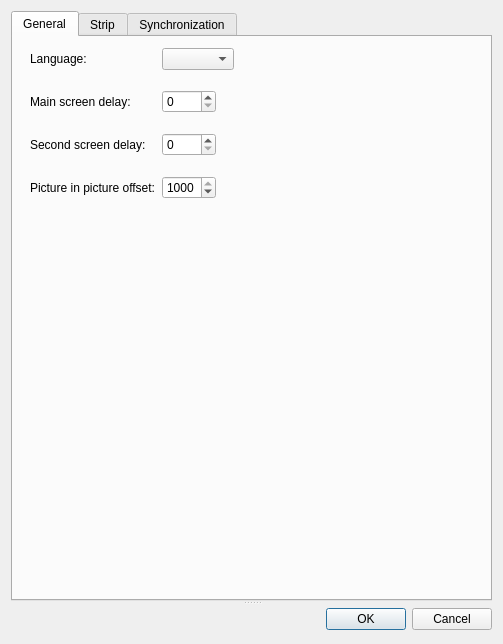
This is app/Joker/PreferencesDialog.ui in JokerSync/Joker as Qt 5 draws it before an edit. The edited form follows.
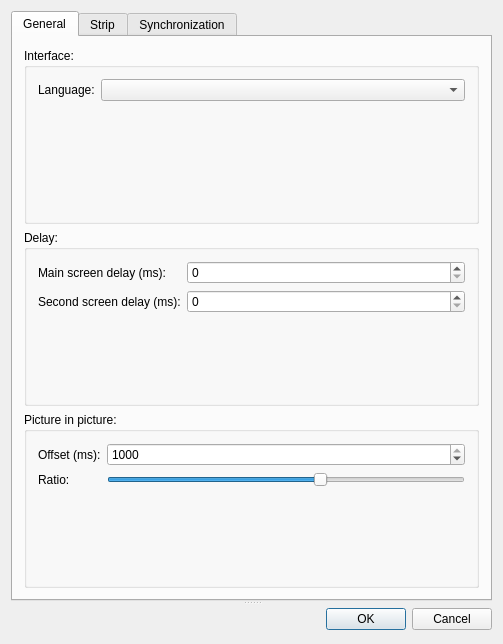
This is the edited form. Custom widgets are drawn as their Qt base class.

Commit message: add interface for pip ratio

The edit to the form file:
```diff
--- a/app/Joker/PreferencesDialog.ui
+++ b/app/Joker/PreferencesDialog.ui
@@ -33,18 +33,13 @@
        <attribute name="title">
         <string>General</string>
        </attribute>
-       <layout class="QFormLayout" name="formLayout_6">
-        <item row="0" column="0">
-         <layout class="QFormLayout" name="formLayout">
-          <property name="fieldGrowthPolicy">
-           <enum>QFormLayout::FieldsStayAtSizeHint</enum>
+       <layout class="QVBoxLayout" name="verticalLayout">
+        <item>
+         <widget class="QGroupBox" name="interfaceGroupBox">
+          <property name="title">
+           <string>Interface:</string>
           </property>
-          <property name="formAlignment">
-           <set>Qt::AlignRight|Qt::AlignTop|Qt::AlignTrailing</set>
-          </property>
-          <property name="verticalSpacing">
-           <number>20</number>
-          </property>
+          <layout class="QFormLayout" name="formLayout_8">
           <item row="0" column="0">
            <widget class="QLabel" name="label_5">
             <property name="text">
@@ -55,14 +50,23 @@
           <item row="0" column="1">
            <widget class="QComboBox" name="cboBoxLang"/>
           </item>
-          <item row="1" column="0">
+          </layout>
+         </widget>
+        </item>
+        <item>
+         <widget class="QGroupBox" name="delayGroupBox">
+          <property name="title">
+           <string>Delay:</string>
+          </property>
+          <layout class="QFormLayout" name="formLayout_7">
+           <item row="0" column="0">
            <widget class="QLabel" name="mainDelayLabel">
             <property name="text">
-             <string>Main screen delay:</string>
+              <string>Main screen delay (ms):</string>
             </property>
            </widget>
           </item>
-          <item row="1" column="1">
+           <item row="0" column="1">
            <widget class="PhLockableSpinBox" name="mainScreenDelayspinBox">
             <property name="maximum">
              <number>1000</number>
@@ -72,14 +76,14 @@
             </property>
            </widget>
           </item>
-          <item row="2" column="0">
+           <item row="1" column="0">
            <widget class="QLabel" name="label_2">
             <property name="text">
-             <string>Second screen delay:</string>
+              <string>Second screen delay (ms):</string>
             </property>
            </widget>
           </item>
-          <item row="2" column="1">
+           <item row="1" column="1">
            <widget class="PhLockableSpinBox" name="secondScreenDelaySpinBox">
             <property name="maximum">
              <number>1000</number>
@@ -89,14 +93,30 @@
             </property>
            </widget>
           </item>
-          <item row="3" column="0">
+          </layout>
+         </widget>
+        </item>
+        <item>
+         <widget class="QGroupBox" name="pipGroupBox">
+          <property name="title">
+           <string>Picture in picture:</string>
+          </property>
+          <layout class="QFormLayout" name="formLayout_6">
+           <item row="1" column="0">
+            <widget class="QLabel" name="pipRatioLabel">
+             <property name="text">
+              <string>Ratio:</string>
+             </property>
+            </widget>
+           </item>
+           <item row="0" column="0">
            <widget class="QLabel" name="pipOffsetLabel">
             <property name="text">
-             <string>Picture in picture offset:</string>
+              <string>Offset (ms):</string>
             </property>
            </widget>
           </item>
-          <item row="3" column="1">
+           <item row="0" column="1">
            <widget class="QSpinBox" name="pipOffsetSpinBox">
             <property name="maximum">
              <number>1000</number>
@@ -109,7 +129,24 @@
             </property>
            </widget>
           </item>
-         </layout>
+           <item row="1" column="1">
+            <widget class="QSlider" name="pipRatioSlider">
+             <property name="maximum">
+              <number>50</number>
+             </property>
+             <property name="singleStep">
+              <number>10</number>
+             </property>
+             <property name="sliderPosition">
+              <number>30</number>
+             </property>
+             <property name="orientation">
+              <enum>Qt::Horizontal</enum>
+             </property>
+            </widget>
+           </item>
+          </layout>
+         </widget>
         </item>
        </layout>
       </widget>
```
Lines whose indentation alone changed are shown as unchanged. The commit also changes 2 other files.
